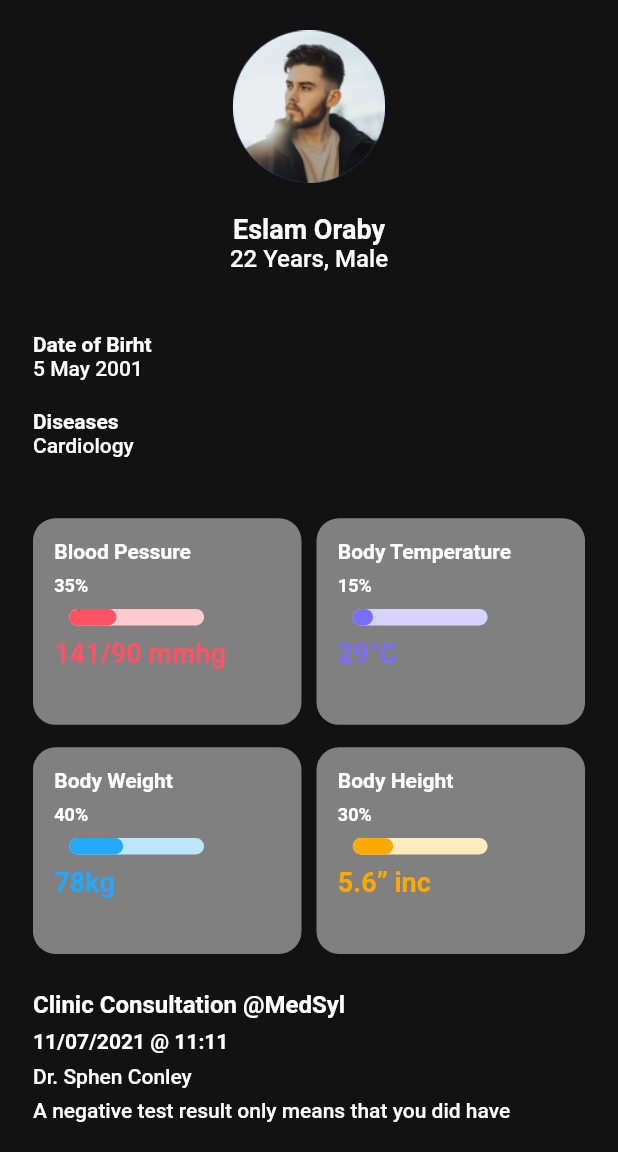
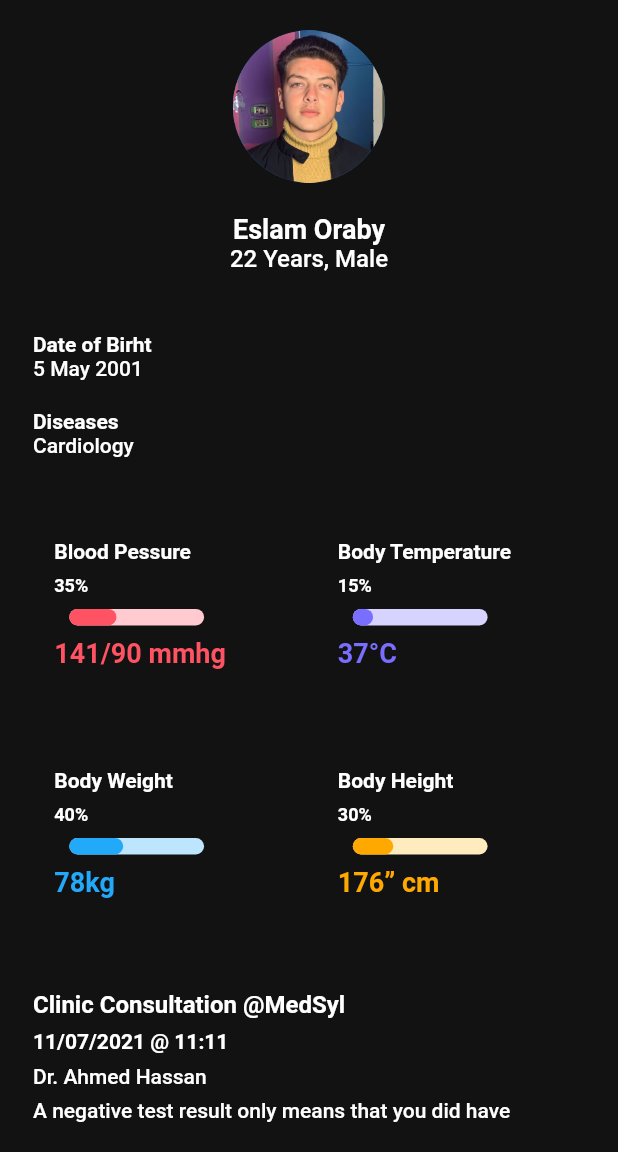
Before and after one commit to Romana9/patient_care, a Flutter app: the History screen opened directly, on a phone screen of 412 x 824 dp, the part 84-1236 px from its top. Run offline on Flutter 3.47's test engine with Material 2 defaults, Android fonts, the phone set to English and light mode, and no system bars; drawn by our look-alikes of percent_indicator; our stand-ins replace bloc, custom_sliding_segmented_control, firebase_auth, firebase_core, flutter_bloc, flutter_rating_bar and 5 more; missing offline and left inert: radio_group_v2; accounts and stored records are empty; statements that could not run were skipped.

Commit message:
last edit

```diff
--- a/lib/views/screens/homescreen/history.dart
+++ b/lib/views/screens/homescreen/history.dart
@@ -28,7 +28,7 @@ class _HistoryState extends State<History> {
     },
     {
       'text1': "Body Temperature",
-      'text2': "29°C",
+      'text2': "37°C",
       'percent1': "15%",
       'percent2': 0.15,
       'color1': const Color(0xff796EFF),
@@ -44,7 +44,7 @@ class _HistoryState extends State<History> {
     },
     {
       'text1': "Body Height",
-      'text2': "5.6” inc",
+      'text2': "176” cm",
       'percent1': "30%",
       'percent2': 0.30,
       'color1': const Color(0xffFFA900),
@@ -141,7 +141,6 @@ class _HistoryState extends State<History> {
                       height: KSize.getHeight(context, 112),
                       width: KSize.getWidth(context, 156),
                       decoration: BoxDecoration(
-                          color: const Color.fromARGB(136, 226, 224, 224),
                           borderRadius: BorderRadius.circular(15)),
                       child: Column(
                         children: [
@@ -207,7 +206,7 @@ class _HistoryState extends State<History> {
               ]),
               SizedBox(height: KSize.getHeight(context, 7)),
               Row(children: [
-                Text("Dr. Sphen Conley",
+                Text("Dr. Ahmed Hassan",
                     style: KTextStyle.regular.copyWith(
                         color:
                             _darkTheme ? KColor.white : const Color(0xff5F666F),
@@ -248,7 +247,7 @@ class _HistoryState extends State<History> {
               ]),
               SizedBox(height: KSize.getHeight(context, 7)),
               Row(children: [
-                Text("Stephen Conley (1 month)",
+                Text("Ahmed Hassan (1 month)",
                     style: KTextStyle.regular.copyWith(
                         color:
                             _darkTheme ? KColor.white : const Color(0xff5F666F),
```
Also changed, not shown: lib/main.dart (+14 -15 lines), assets/images/Profile.png.
